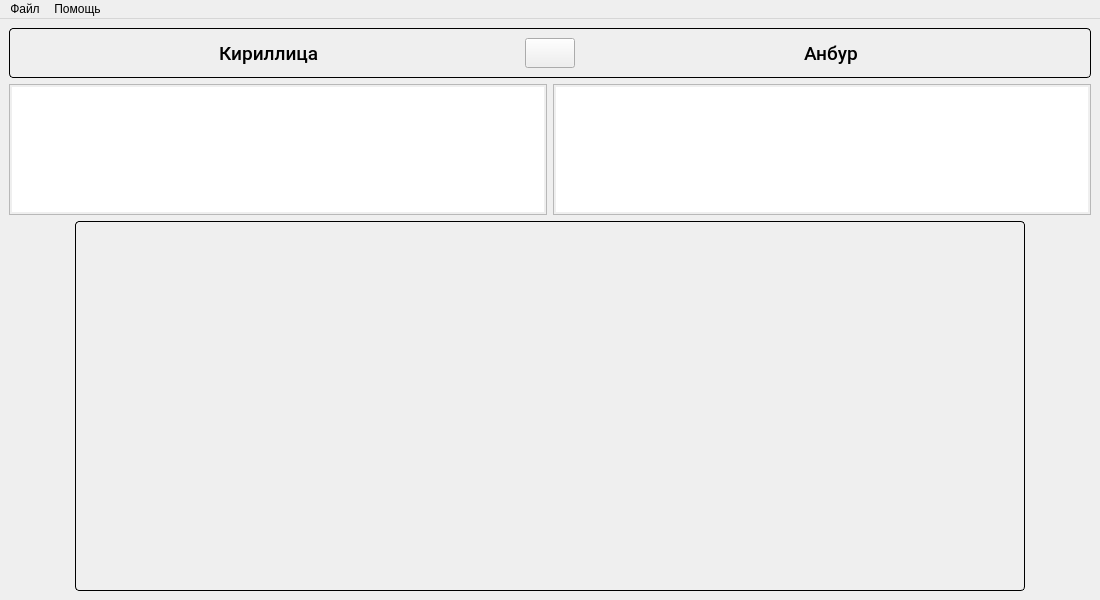
Qt form source/ui/design.ui (xtern0o/anbur) before a commit.
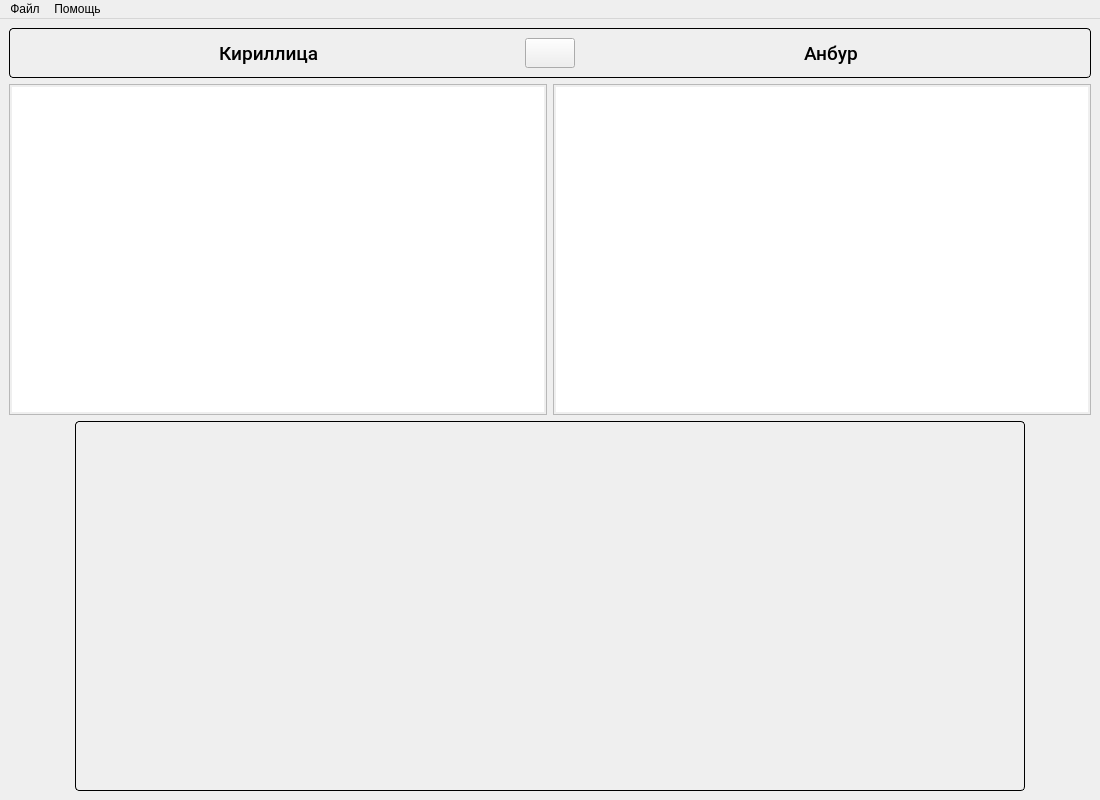
The same form after that commit. Icons and pictures are not drawn.

Patch:
```diff
--- a/source/ui/design.ui
+++ b/source/ui/design.ui
@@ -7,7 +7,7 @@
     <x>0</x>
     <y>0</y>
     <width>1100</width>
-    <height>600</height>
+    <height>800</height>
    </rect>
   </property>
   <property name="minimumSize">
```
Left out of the diff: 20 changed lines with no effect on the pictures.
